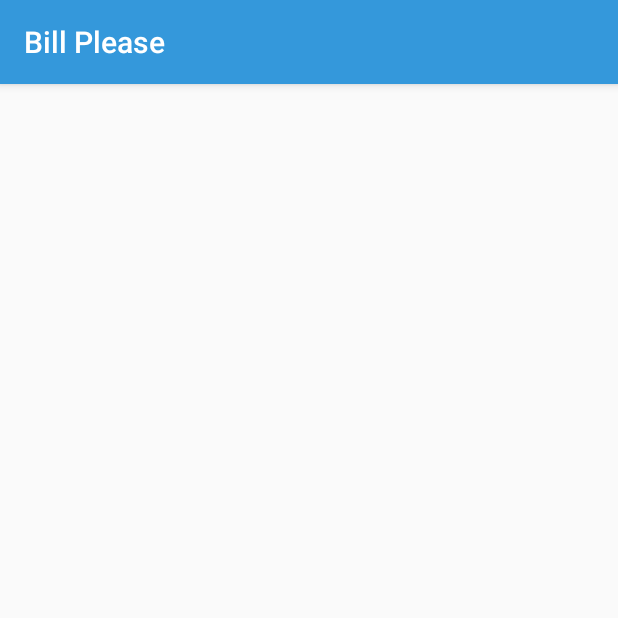
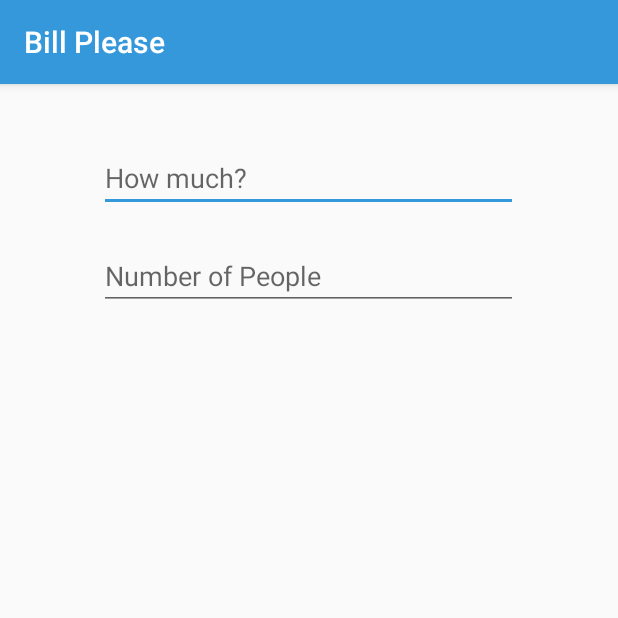
Before and after one commit to ImanRizal99/BillPlease_P03, an Android app: the screen it shows after launch (MainActivity), on a phone screen of 412 x 824 dp, the top half of it. Run offline under Robolectric (Android 15) with nearby library versions, the phone set to English and light mode, and no system bars.

Commit message:
Add textInput

```diff
--- a/app/src/main/java/c346/rp/edu/sg/MainActivity.java
+++ b/app/src/main/java/c346/rp/edu/sg/MainActivity.java
@@ -1,10 +1,7 @@
 package c346.rp.edu.sg;
 
-import android.support.v7.app.ActionBar;
 import android.support.v7.app.AppCompatActivity;
 import android.os.Bundle;
-import android.view.Gravity;
-import android.view.View;
 
 public class MainActivity extends AppCompatActivity {
 
--- a/app/src/main/res/layout/activity_main.xml
+++ b/app/src/main/res/layout/activity_main.xml
@@ -5,4 +5,58 @@
     android:layout_width="match_parent"
     android:layout_height="match_parent"
     android:orientation="vertical"
-    tools:context=".MainActivity" />
+    tools:context=".MainActivity">
+
+    <LinearLayout
+        android:layout_width="match_parent"
+        android:layout_height="wrap_content"
+        android:layout_marginTop="40dp"
+        android:orientation="horizontal">
+
+        <Space
+            android:layout_width="wrap_content"
+            android:layout_height="wrap_content"
+            android:layout_weight="1" />
+
+        <EditText
+            android:id="@+id/amountText"
+            android:layout_width="wrap_content"
+            android:layout_height="wrap_content"
+            android:layout_weight="1"
+            android:ems="10"
+            android:hint="@string/amount"
+            android:inputType="textPersonName" />
+
+        <Space
+            android:layout_width="wrap_content"
+            android:layout_height="wrap_content"
+            android:layout_weight="1" />
+    </LinearLayout>
+
+    <LinearLayout
+        android:layout_width="match_parent"
+        android:layout_height="wrap_content"
+        android:layout_marginTop="20dp"
+        android:orientation="horizontal">
+
+        <Space
+            android:layout_width="wrap_content"
+            android:layout_height="wrap_content"
+            android:layout_weight="1" />
+
+        <EditText
+            android:id="@+id/peopleNumText"
+            android:layout_width="wrap_content"
+            android:layout_height="wrap_content"
+            android:layout_weight="1"
+            android:ems="10"
+            android:hint="@string/noPeople"
+            android:inputType="number" />
+
+        <Space
+            android:layout_width="wrap_content"
+            android:layout_height="wrap_content"
+            android:layout_weight="1" />
+    </LinearLayout>
+
+</LinearLayout>
--- a/app/src/main/res/values/strings.xml
+++ b/app/src/main/res/values/strings.xml
@@ -1,3 +1,5 @@
 <resources>
     <string name="app_name">Bill Please</string>
+    <string name="amount">How much?</string>
+    <string name="noPeople">Number of People</string>
 </resources>
```
